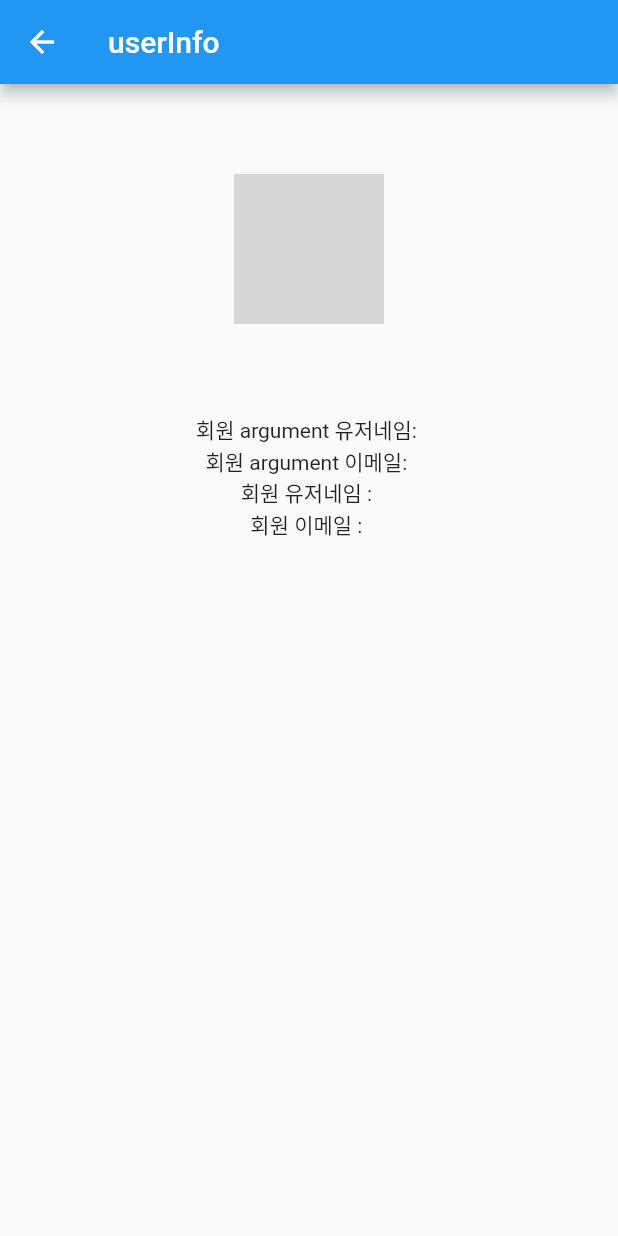
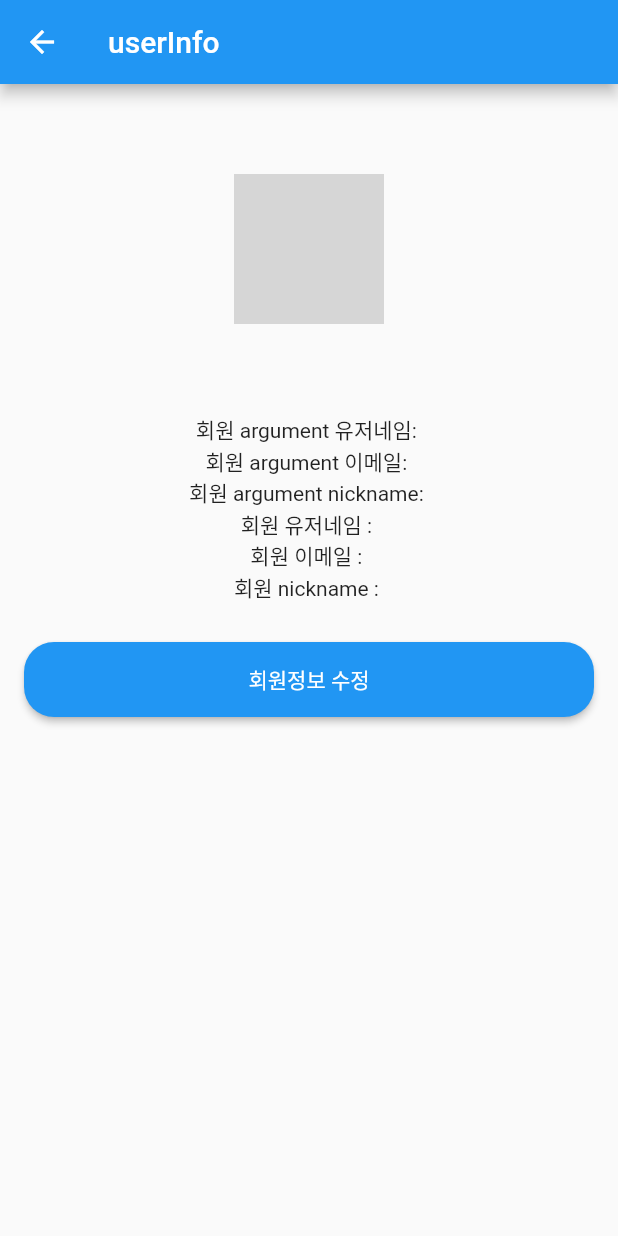
Before and after one commit to mugon-dev/flutter_firebase_blog, a Flutter app: the screen it shows once a user with an empty profile is signed in, in the side drawer, after a tap on "회원정보보기", on a phone screen of 412 x 824 dp. Run offline on Flutter 3.47's test engine with Material 2 defaults, Android fonts, the phone set to English and light mode, and no system bars; our stand-ins replace cloud_firestore, firebase_auth, firebase_core, get, google_sign_in, validators; accounts and stored records are empty; network calls fail; grey boxes are pictures that could not be loaded.

Commit message:
user update page 구현

```diff
--- /dev/null
+++ b/lib/controller/dto/user/UpdateReqDto.dart
@@ -0,0 +1,9 @@
+class UpdateReqDto {
+  final String? uid;
+  final String? nickname;
+
+  UpdateReqDto({this.nickname, this.uid});
+  Map<String, dynamic> toJson() => {
+        "nickname": nickname,
+      };
+}
--- a/lib/controller/user/user_controller.dart
+++ b/lib/controller/user/user_controller.dart
@@ -6,6 +6,10 @@ class UserController extends GetxController {
   static UserController get to => Get.find();
   final UserRepository _userRepository = UserRepository();
   final principal = UserModel().obs;
+
+  Future<void> updateUserDetail(String nickname, String uid) async {
+    await _userRepository.updateUserDetail(nickname, uid);
+  }
 
   Future<int?> googleLogin() async {
     Map<String, dynamic> result = await _userRepository.googleLogin();
--- a/lib/domain/user/user.dart
+++ b/lib/domain/user/user.dart
@@ -2,19 +2,26 @@ class UserModel {
   final String? uid;
   final String? email;
   final String? name;
+  final String? nickname;
   final String? photoUrl;
 
-  UserModel({this.uid, this.email, this.name, this.photoUrl});
+  UserModel({this.uid, this.email, this.name, this.nickname, this.photoUrl});
 
   factory UserModel.fromMap(Map data) {
     return UserModel(
       uid: data['uid'],
       email: data['email'] ?? '',
       name: data['name'] ?? '',
+      nickname: data['nickname'] ?? '',
       photoUrl: data['photoUrl'] ?? '',
     );
   }
 
-  Map<String, dynamic> toJson() =>
-      {"uid": uid, "email": email, "name": name, "photoUrl": photoUrl};
+  Map<String, dynamic> toJson() => {
+        "uid": uid,
+        "email": email,
+        "name": name,
+        "nickname": nickname,
+        "photoUrl": photoUrl
+      };
 }
--- a/lib/domain/user/user_provider.dart
+++ b/lib/domain/user/user_provider.dart
@@ -3,6 +3,7 @@
 import 'package:firebase_auth/firebase_auth.dart';
 import 'package:flutter_firebase_blog/controller/dto/user/JoinReqDto.dart';
 import 'package:flutter_firebase_blog/controller/dto/user/LoginReqDto.dart';
+import 'package:flutter_firebase_blog/controller/dto/user/UpdateReqDto.dart';
 import 'package:flutter_firebase_blog/domain/user/user.dart';
 import 'package:flutter_firebase_blog/settings/firebase.dart';
 import 'package:google_sign_in/google_sign_in.dart';
@@ -21,4 +22,7 @@ class UserProvider {
 
   Future<GoogleSignInAccount?> googleLogin() async =>
       await GoogleSignIn().signIn();
+
+  Future<void> updateUserDetail(UpdateReqDto user) async =>
+      await firebaseFirestore.doc('/users/${user.uid}').update(user.toJson());
 }
--- a/lib/domain/user/user_repository.dart
+++ b/lib/domain/user/user_repository.dart
@@ -2,12 +2,18 @@
 import 'package:firebase_auth/firebase_auth.dart';
 import 'package:flutter_firebase_blog/controller/dto/user/JoinReqDto.dart';
 import 'package:flutter_firebase_blog/controller/dto/user/LoginReqDto.dart';
+import 'package:flutter_firebase_blog/controller/dto/user/UpdateReqDto.dart';
 import 'package:flutter_firebase_blog/domain/user/user.dart';
 import 'package:flutter_firebase_blog/domain/user/user_provider.dart';
 import 'package:google_sign_in/google_sign_in.dart';
 
 class UserRepository {
   final UserProvider _userProvider = UserProvider();
+
+  Future<void> updateUserDetail(String nickname, String uid) async {
+    UpdateReqDto updateUser = UpdateReqDto(nickname: nickname, uid: uid);
+    await _userProvider.updateUserDetail(updateUser);
+  }
 
   Future<Map<String, dynamic>> googleLogin() async {
     GoogleSignInAccount? googleUser = await _userProvider.googleLogin();
@@ -23,6 +29,7 @@ class UserRepository {
         uid: userCredential.user!.uid,
         email: userCredential.user!.email,
         name: userCredential.user!.displayName,
+        nickname: userCredential.user!.displayName,
         photoUrl: "photoUrl",
       );
       await _userProvider.joinDetail(_newUser);
@@ -51,6 +58,7 @@ class UserRepository {
         uid: userCredential.user!.uid,
         email: email,
         name: username,
+        nickname: username,
         photoUrl: "photoUrl",
       );
       await _userProvider.joinDetail(_newUser);
--- a/lib/view/pages/user/user_info.dart
+++ b/lib/view/pages/user/user_info.dart
@@ -1,6 +1,8 @@
 import 'package:flutter/material.dart';
 import 'package:flutter_firebase_blog/controller/auth_controller.dart';
 import 'package:flutter_firebase_blog/domain/user/user.dart';
+import 'package:flutter_firebase_blog/view/components/custom_elevated_button.dart';
+import 'package:flutter_firebase_blog/view/pages/user/user_info_update_page.dart';
 import 'package:get/get.dart';
 
 class UserInfo extends StatelessWidget {
@@ -13,7 +15,9 @@ class UserInfo extends StatelessWidget {
       appBar: AppBar(
         title: Text("userInfo"),
       ),
-      body: Container(
+      body: ListView(
+        children: [
+          Container(
             width: double.infinity,
             child: Column(
               children: [
@@ -36,13 +40,31 @@ class UserInfo extends StatelessWidget {
                   ),
                 ),
                 SizedBox(height: 50),
+                Obx(() => Column(
+                      children: [
+                        // argument 로 가져오는 데이터는 상태가 바뀌지 않음
                         Text("회원 argument 유저네임: ${user.name}"),
                         Text("회원 argument 이메일: ${user.email}"),
+                        Text("회원 argument nickname: ${user.nickname}"),
                         Text("회원 유저네임 : ${a.firestoreUser.value!.name}"),
                         Text("회원 이메일 : ${a.firestoreUser.value!.email}"),
-            // Text("회원 가입날짜 : ${u.principal.value.created}"),
+                        Text(
+                            "회원 nickname : ${a.firestoreUser.value!.nickname}"),
+                      ],
+                    )),
+                SizedBox(height: 10),
+                Padding(
+                  padding: const EdgeInsets.all(16.0),
+                  child: CustomElevatedButton(
+                      text: "회원정보 수정",
+                      funPageRoute: () {
+                        Get.to(() => UserInfoUpdatePage(), arguments: user);
+                      }),
+                ),
               ],
             ),
+          ),
+        ],
       ),
     );
   }
```
Also changed, not shown: lib/view/pages/user/user_info_update_page.dart (+75 -2 lines). Lines whose indentation alone changed are shown as unchanged.
